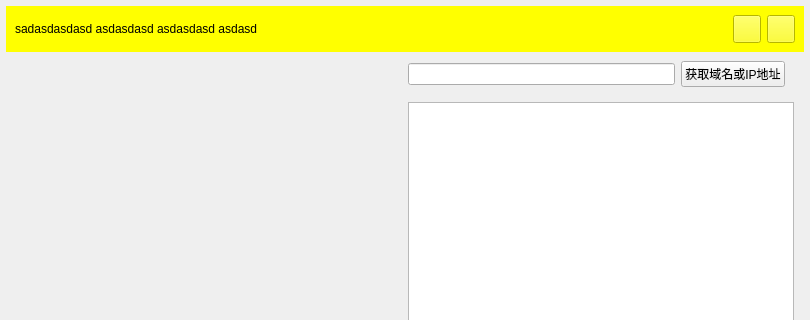
This is NetworkDemo/src/ui/MainWindow.ui in jizhitangjiang/NetworkDemo as Qt 5 draws it before an edit; both pictures show x 0 to 810 and y 0 to 320 of the 810 by 540 pixel window. The edited form follows.
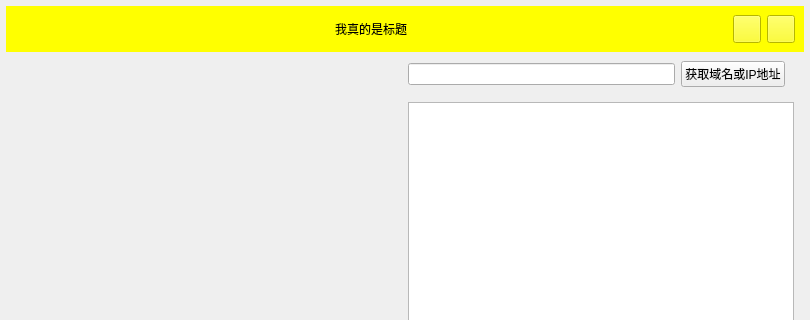
This is the edited form. Icons and pictures are not drawn. Custom widgets are drawn as their Qt base class.

The edit to the form file:
```diff
--- a/NetworkDemo/src/ui/MainWindow.ui
+++ b/NetworkDemo/src/ui/MainWindow.ui
@@ -146,11 +146,14 @@
              <enum>QFrame::Sunken</enum>
             </property>
             <property name="text">
-             <string>sadasdasdasd asdasdasd asdasdasd asdasd</string>
+             <string>我真的是标题</string>
             </property>
             <property name="textFormat">
              <enum>Qt::PlainText</enum>
             </property>
+            <property name="alignment">
+             <set>Qt::AlignCenter</set>
+            </property>
             <property name="wordWrap">
              <bool>true</bool>
             </property>
```
